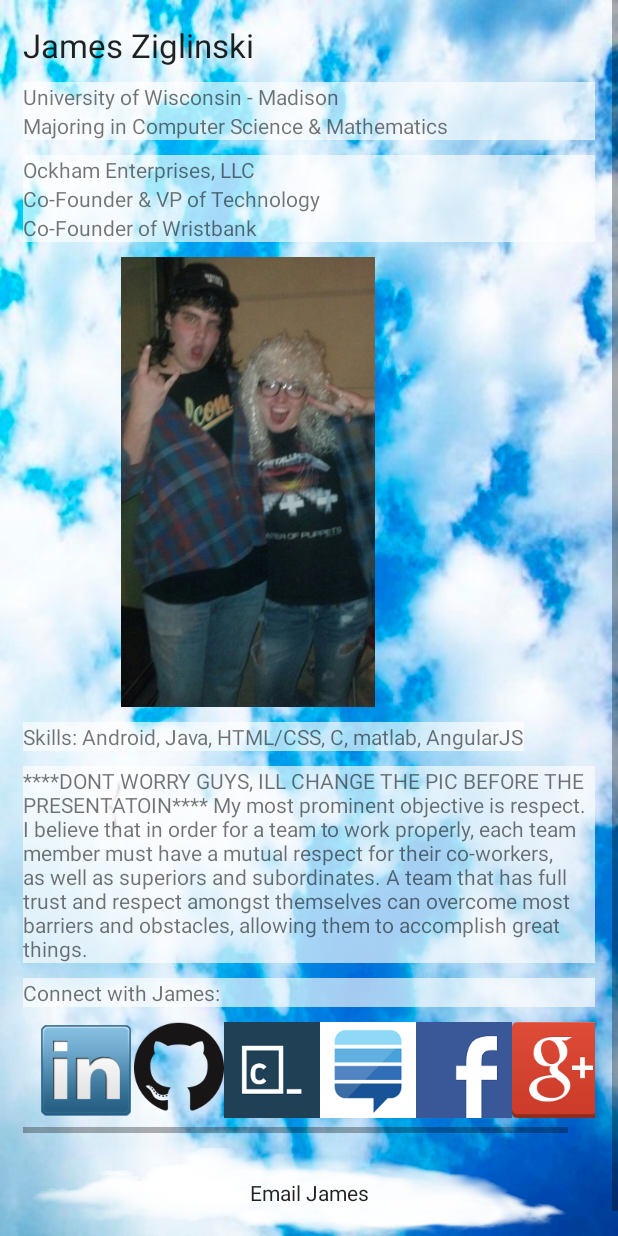
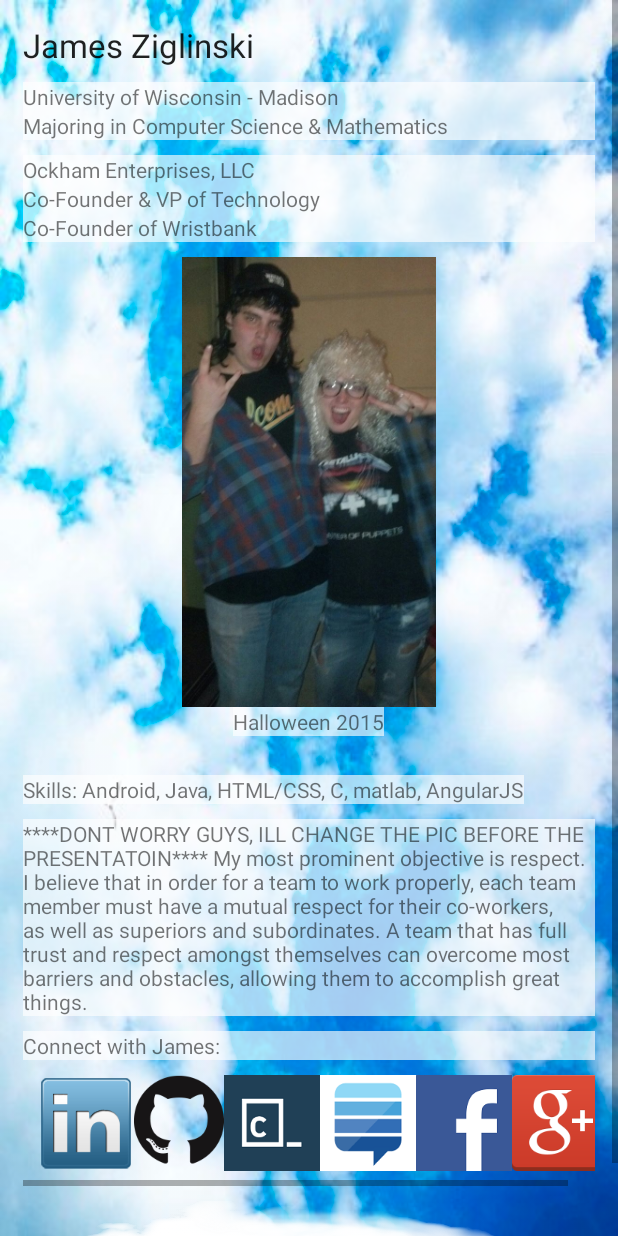
Before and after one commit to calkinsc3/ClientOneAmFam, an Android app: the layout fragment_meet_james.xml on its own in the app's theme, with its tools: preview values and no code run, on a phone screen of 412 x 824 dp. Run offline under Robolectric (Android 15) with nearby library versions, the phone set to English and light mode, and no system bars.

Commit message:
finished the meet james fragment

```diff
--- a/app/src/main/java/com/example/jaz020/clientoneamfam/MeetJamesFragment.java
+++ b/app/src/main/java/com/example/jaz020/clientoneamfam/MeetJamesFragment.java
@@ -1,18 +1,18 @@
 package com.example.jaz020.clientoneamfam;
 
 
+import android.app.Fragment;
 import android.content.Context;
 import android.content.Intent;
-import android.media.Image;
 import android.net.Uri;
 import android.os.Bundle;
-import android.app.Fragment;
 import android.view.GestureDetector;
 import android.view.LayoutInflater;
 import android.view.MotionEvent;
 import android.view.View;
 import android.view.ViewGroup;
 import android.view.animation.AnimationUtils;
+import android.widget.Button;
 import android.widget.ImageButton;
 import android.widget.ViewFlipper;
 
@@ -22,23 +22,22 @@ import android.widget.ViewFlipper;
  */
 public class MeetJamesFragment extends Fragment {
 
-    public MeetJamesFragment() {
-        // Required empty public constructor
-    }
-
+    private static final int SWIPE_MIN_DISTANCE = 120;
+    private static final int SWIPE_THRESHOLD_VELOCITY = 200;
+    private final GestureDetector detector = new GestureDetector(new SwipeGestureDetector());
     ImageButton github_button;
     ImageButton linkedin_button;
     ImageButton facebook_button;
     ImageButton stack_exchange_button;
     ImageButton codecademy_button;
     ImageButton google_button;
+    Button email_james_button;
     ViewFlipper viewFlipper;
     Context context;
 
-    private final GestureDetector detector = new GestureDetector(new SwipeGestureDetector());
-
-    private static final int SWIPE_MIN_DISTANCE = 120;
-    private static final int SWIPE_THRESHOLD_VELOCITY = 200;
+    public MeetJamesFragment() {
+        // Required empty public constructor
+    }
 
     @Override
     public View onCreateView(LayoutInflater inflater, ViewGroup container,
@@ -67,6 +66,8 @@ public class MeetJamesFragment extends Fragment {
         codecademy_button = (ImageButton) view.findViewById(R.id.codecademy_button);
         google_button = (ImageButton) view.findViewById(R.id.google_plus_button);
 
+        email_james_button = (Button) view.findViewById(R.id.email_james_button);
+
 
     }
 
@@ -82,7 +83,6 @@ public class MeetJamesFragment extends Fragment {
         viewFlipper.setOnTouchListener(new View.OnTouchListener() {
             @Override
             public boolean onTouch(View v, MotionEvent event) {
-                viewFlipper.stopFlipping();
                 detector.onTouchEvent(event);
                 return true;
             }
@@ -148,6 +148,21 @@ public class MeetJamesFragment extends Fragment {
             }
         });
 
+        email_james_button.setOnClickListener(new View.OnClickListener() {
+            @Override
+            public void onClick(View v) {
+
+                Intent intent = new Intent(Intent.ACTION_SENDTO);
+                intent.setType("text/plain");
+                intent.putExtra(Intent.EXTRA_EMAIL, "ziglinski@wisc.edu");
+                intent.putExtra(Intent.EXTRA_SUBJECT, "Message from OneAmFam Client");
+                intent.putExtra(Intent.EXTRA_TEXT, "Hi James! Would you like a job?");
+
+                startActivity(Intent.createChooser(intent, "Send Email"));
+
+            }
+        });
+
     }
 
 
--- a/app/src/main/res/layout/fragment_meet_james.xml
+++ b/app/src/main/res/layout/fragment_meet_james.xml
@@ -1,10 +1,10 @@
 <LinearLayout
-    android:orientation="vertical"
     xmlns:android="http://schemas.android.com/apk/res/android"
     xmlns:tools="http://schemas.android.com/tools"
+    style="@style/base_clouds"
     android:layout_width="match_parent"
     android:layout_height="match_parent"
-    style="@style/base_clouds"
+    android:orientation="vertical"
     tools:context="com.example.jaz020.clientoneamfam.MeetJamesFragment" >
 
     <ScrollView
@@ -12,28 +12,28 @@
         android:layout_height="fill_parent">
 
         <LinearLayout
-            android:padding="@dimen/padding_interns"
+            android:layout_width="fill_parent"
+            android:layout_height="wrap_content"
             android:orientation="vertical"
-            android:layout_width="fill_parent"
-            android:layout_height="wrap_content">
+            android:padding="@dimen/padding_interns">
 
             <LinearLayout
-                android:orientation="vertical"
                 android:layout_width="fill_parent"
-                android:layout_height="wrap_content">
+                android:layout_height="wrap_content"
+                android:orientation="vertical">
 
                 <TextView
                     android:layout_width="fill_parent"
                     android:layout_height="wrap_content"
+                    android:text="@string/james_ziglinski"
                     android:textAppearance="?android:attr/textAppearanceLarge"
-                    android:text="@string/james_ziglinski"
                     />
 
                 <TextView
                     android:layout_width="fill_parent"
                     android:layout_height="wrap_content"
+                    android:layout_marginTop="10dp"
                     android:background="@color/cloudy_white"
-                    android:layout_marginTop="10dp"
                     android:text="University of Wisconsin - Madison"
                     />
 
@@ -47,8 +47,8 @@
                 <TextView
                     android:layout_width="fill_parent"
                     android:layout_height="wrap_content"
+                    android:layout_marginTop="10dp"
                     android:background="@color/cloudy_white"
-                    android:layout_marginTop="10dp"
                     android:text="Ockham Enterprises, LLC"
                     />
 
@@ -75,57 +75,115 @@
                 android:layout_marginTop="10dp"
                 >
 
+                <LinearLayout
+                    android:layout_width="fill_parent"
+                    android:layout_height="wrap_content"
+                    android:gravity="center_horizontal"
+                    android:orientation="vertical">
+
                     <ImageView
+                        android:id="@+id/image_1"
                         android:layout_width="300dp"
                         android:layout_height="300dp"
-                    android:src="@drawable/james_world_party_time_excellent"
-                    />
+                        android:src="@drawable/james_world_party_time_excellent" />
+
+                    <TextView
+                        android:layout_width="wrap_content"
+                        android:layout_height="wrap_content"
+                        android:background="@color/cloudy_white"
+                        android:gravity="center_horizontal"
+                        android:text="Halloween 2015" />
+
+                </LinearLayout>
+
+
+                <LinearLayout
+                    android:layout_width="fill_parent"
+                    android:layout_height="wrap_content"
+                    android:gravity="center_horizontal"
+                    android:orientation="vertical">
 
                     <ImageView
                         android:layout_width="300dp"
                         android:layout_height="300dp"
-                    android:src="@drawable/james_skiing"
-                    />
+                        android:src="@drawable/james_skiing" />
+
+                    <TextView
+                        android:layout_width="wrap_content"
+                        android:layout_height="wrap_content"
+                        android:background="@color/cloudy_white"
+                        android:gravity="center_horizontal"
+                        android:text="I love to ski whenever I can." />
+
+                </LinearLayout>
+
+
+                <LinearLayout
+                    android:layout_width="fill_parent"
+                    android:layout_height="wrap_content"
+                    android:gravity="center_horizontal"
+                    android:orientation="vertical">
 
                     <ImageView
                         android:layout_width="300dp"
                         android:layout_height="300dp"
-                    android:src="@drawable/boating_group"
-                    />
+                        android:src="@drawable/boating_group" />
+
+                    <TextView
+                        android:layout_width="wrap_content"
+                        android:layout_height="wrap_content"
+                        android:background="@color/cloudy_white"
+                        android:gravity="center_horizontal"
+                        android:text="Would spend every day on the water if I could; Wakeboarding, kneeboarding, and tubing!" />
+
+                </LinearLayout>
+
+                <LinearLayout
+                    android:layout_width="fill_parent"
+                    android:layout_height="wrap_content"
+                    android:gravity="center_horizontal"
+                    android:orientation="vertical">
 
                     <ImageView
                         android:layout_width="300dp"
                         android:layout_height="300dp"
-                    android:src="@drawable/north_coast_group"
-                    />
+                        android:src="@drawable/north_coast_group" />
 
+                    <TextView
+                        android:layout_width="wrap_content"
+                        android:layout_height="wrap_content"
+                        android:background="@color/cloudy_white"
+                        android:gravity="center_horizontal"
+                        android:text="North Coast Music Festival 2014" />
+
+                </LinearLayout>
             </ViewFlipper>
 
 
 
             <TextView
-                android:background="@color/cloudy_white"
-                android:layout_marginTop="10dp"
                 android:layout_width="wrap_content"
                 android:layout_height="wrap_content"
+                android:layout_marginTop="10dp"
+                android:background="@color/cloudy_white"
                 android:text="Skills: Android, Java, HTML/CSS, C, matlab, AngularJS"
 
                 />
 
             <TextView
-                android:background="@color/cloudy_white"
-                android:layout_marginTop="10dp"
                 android:layout_width="fill_parent"
                 android:layout_height="wrap_content"
+                android:layout_marginTop="10dp"
+                android:background="@color/cloudy_white"
                 android:text="@string/about_james"
                 />
 
 
             <TextView
-                android:background="@color/cloudy_white"
-                android:layout_marginTop="10dp"
                 android:layout_width="fill_parent"
                 android:layout_height="wrap_content"
+                android:layout_marginTop="10dp"
+                android:background="@color/cloudy_white"
                 android:text="@string/connect_with_james"
                 />
 
@@ -133,67 +191,68 @@
                 android:layout_width="fill_parent"
                 android:layout_height="wrap_content">
                 <LinearLayout
+                    android:layout_width="wrap_content"
+                    android:layout_height="wrap_content"
                     android:background="#00ffffff"
-                    android:padding="10dp"
                     android:orientation="horizontal"
-                    android:layout_width="wrap_content"
-                    android:layout_height="wrap_content">
+                    android:padding="10dp">
 
                     <ImageButton
-                        android:background="#00ffffff"
+                        android:id="@+id/linkedin_button"
                         android:layout_width="wrap_content"
                         android:layout_height="wrap_content"
-                        android:src="@drawable/linkedin_icon"
-                        android:id="@+id/linkedin_button" />
+                        android:background="#00ffffff"
+                        android:src="@drawable/linkedin_icon" />
 
                     <ImageButton
-                        android:background="#00ffffff"
+                        android:id="@+id/github_button"
                         android:layout_width="wrap_content"
                         android:layout_height="wrap_content"
-                        android:src="@drawable/github_mark"
-                        android:id="@+id/github_button" />
+                        android:background="#00ffffff"
+                        android:src="@drawable/github_mark" />
 
                     <ImageButton
+                        android:id="@+id/codecademy_button"
                         android:layout_width="wrap_content"
                         android:layout_height="wrap_content"
                         android:background="#00ffffff"
                         android:src="@drawable/codecademy_icon"
-                        android:id="@+id/codecademy_button"
                         />
 
                     <ImageButton
+                        android:id="@+id/stack_exchange_button"
                         android:layout_width="wrap_content"
                         android:layout_height="wrap_content"
                         android:background="#00ffffff"
                         android:src="@drawable/stack_exchange_icon"
-                        android:id="@+id/stack_exchange_button"
                         />
 
                     <ImageButton
+                        android:id="@+id/facebook_button"
                         android:layout_width="wrap_content"
                         android:layout_height="wrap_content"
                         android:background="#00ffffff"
                         android:src="@drawable/facebook_icon"
-                        android:id="@+id/facebook_button"
                         />
 
 
                     <ImageButton
+                        android:id="@+id/google_plus_button"
                         android:layout_width="wrap_content"
                         android:layout_height="wrap_content"
                         android:background="#00ffffff"
                         android:src="@drawable/google_plus_icon"
-                        android:id="@+id/google_plus_button"
                         />
 
                 </LinearLayout>
             </HorizontalScrollView>
 
             <Button
+                android:id="@+id/email_james_button"
                 style="@style/cloud_button"
-                android:layout_marginTop="10dp"
                 android:layout_width="fill_parent"
                 android:layout_height="60dp"
+                android:layout_marginTop="10dp"
                 android:text="@string/email_james"
                 />
 
```
Also changed, not shown: 1 other file. Lines whose indentation alone changed are shown as unchanged.
